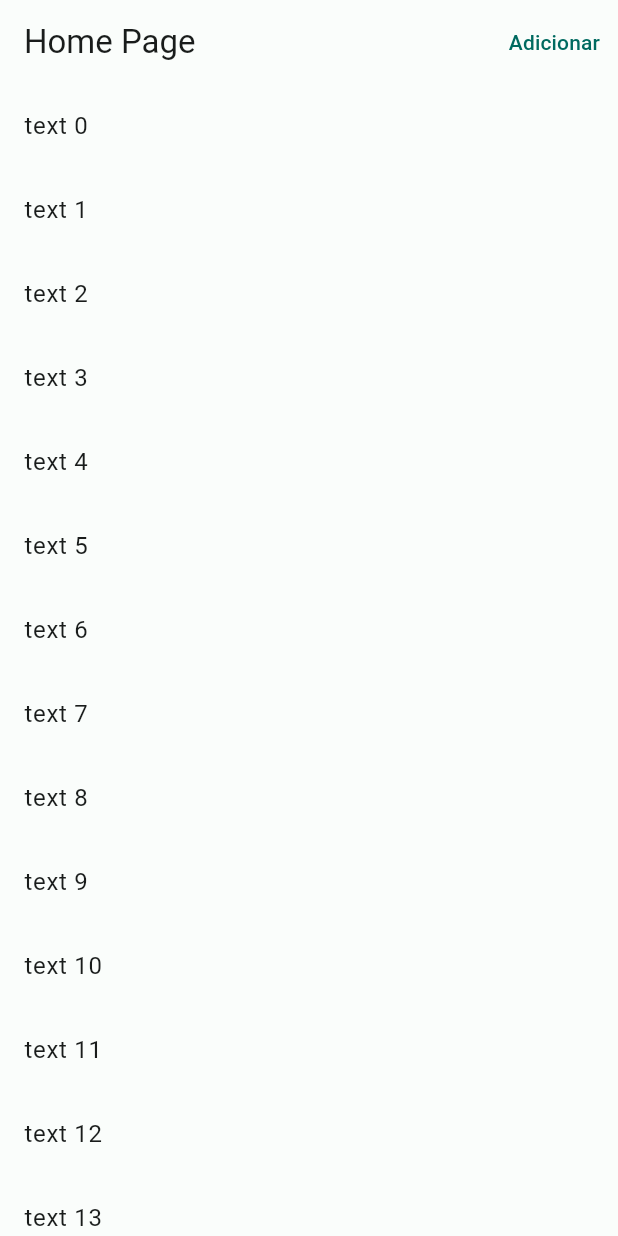
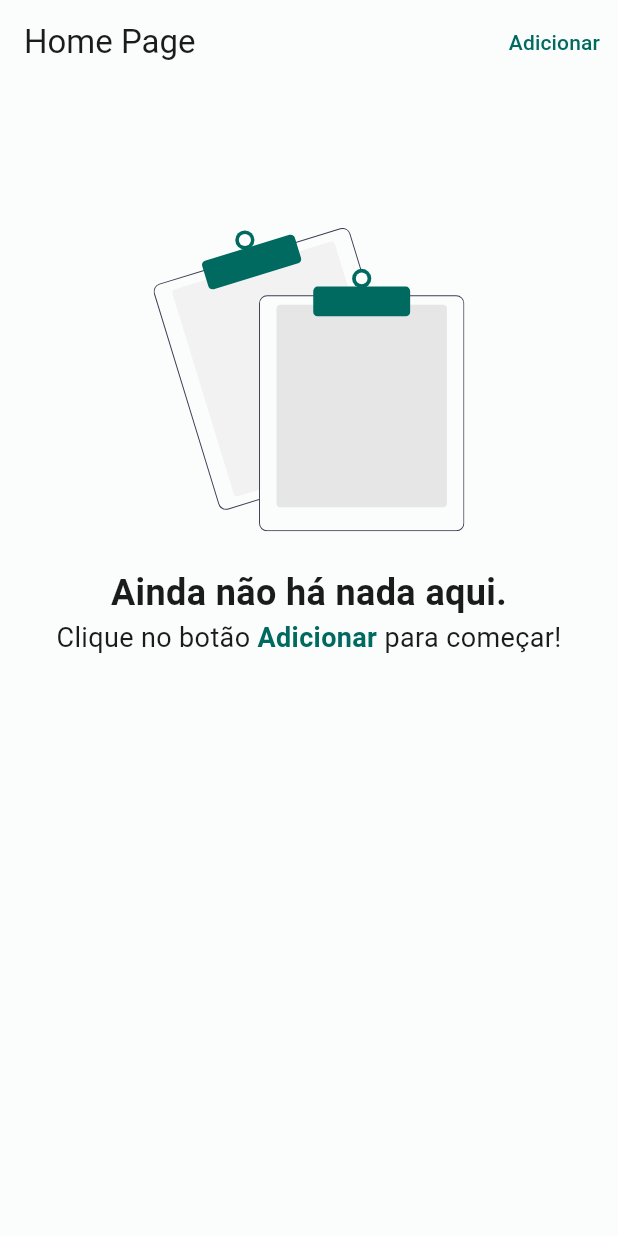
Before and after one commit to hakkinenT/flutter_dados_cadastrais, a Flutter app: the screen it shows after launch, on a phone screen of 412 x 824 dp. Run offline on Flutter 3.47's test engine with Material 2 defaults, Android fonts, the phone set to English and light mode, and no system bars; our stand-ins replace flutter_svg, hive; accounts and stored records are empty.

Commit message:
HomePage finalized

```diff
--- a/lib/view/pages/home_page.dart
+++ b/lib/view/pages/home_page.dart
@@ -1,6 +1,10 @@
 import 'package:flutter/material.dart';
+import 'package:flutter_dados_cadastrais/utils/spaces.dart';
 
-import '../widgets/register_data_form.dart';
+import '../../models/datasources/register_data_source.dart';
+import '../../models/register_data.dart';
+import '../../models/repositories/register_repository.dart';
+import '../widgets/empty_register_list.dart';
 import 'register_page.dart';
 
 class HomePage extends StatelessWidget {
@@ -25,24 +29,139 @@ class HomePage extends StatelessWidget {
           ),
         ],
       ),
-      body: const _HomePageBody(child: RegisterDataForm()),
+      body: const _HomePageBody(),
     );
   }
 }
 
-class _HomePageBody extends StatelessWidget {
-  const _HomePageBody({required this.child});
+class _HomePageBody extends StatefulWidget {
+  const _HomePageBody();
 
-  final Widget child;
+  @override
+  State<_HomePageBody> createState() => _HomePageBodyState();
+}
+
+class _HomePageBodyState extends State<_HomePageBody> {
+  bool loading = false;
+  bool empty = true;
+  List<RegisterData> datas = [];
+  late RegisterRepository repository;
+
+  @override
+  void initState() {
+    super.initState();
+    repository = RegisterRepository(registerDataSource: RegisterDataSource());
+
+    _getData();
+  }
+
+  _getData() async {
+    _showLoadingProgress();
+
+    final list = await repository.getAllData();
+    setState(() {
+      datas = list;
+    });
+
+    if (datas.isEmpty) {
+      _showEmptyWidget();
+    } else {
+      _hideEmptyWidget();
+    }
+
+    _hideLoadingProgress();
+  }
+
+  void _hideEmptyWidget() {
+    setState(() {
+      empty = false;
+    });
+  }
+
+  void _showEmptyWidget() {
+    setState(() {
+      empty = true;
+    });
+  }
+
+  void _hideLoadingProgress() {
+    setState(() {
+      loading = false;
+    });
+  }
+
+  void _showLoadingProgress() {
+    setState(() {
+      loading = true;
+    });
+  }
 
   @override
   Widget build(BuildContext context) {
-    return ListView.builder(
+    if (loading) {
+      return const LinearProgressIndicator();
+    } else if (empty) {
+      return const EmptyRegisterList();
+    }
+    return RegisterDataList(datas: datas);
+  }
+}
+
+class RegisterDataList extends StatelessWidget {
+  const RegisterDataList({
+    super.key,
+    required this.datas,
+  });
+
+  final List<RegisterData> datas;
+
+  @override
+  Widget build(BuildContext context) {
+    return ListView.separated(
+      padding: const EdgeInsets.all(paddingSpace),
+      itemCount: datas.length,
+      separatorBuilder: (_, __) => const SizedBox(
+        height: 5,
+      ),
       itemBuilder: (context, index) {
-        return ListTile(
-          title: Text('text $index'),
-        );
+        final data = datas[index];
+        return _RegisterDataItem(data: data);
       },
     );
   }
 }
+
+class _RegisterDataItem extends StatelessWidget {
+  const _RegisterDataItem({
+    required this.data,
+  });
+
+  final RegisterData data;
+
+  @override
+  Widget build(BuildContext context) {
+    return Card(
+      child: Padding(
+        padding: const EdgeInsets.all(8.0),
+        child: ListTile(
+          title: Text(
+            data.name,
+            style: const TextStyle(
+              fontSize: 18,
+            ),
+          ),
+          leading: const Icon(Icons.person),
+          trailing: const Icon(Icons.chevron_right),
+          onTap: () async {
+            Navigator.push(
+              context,
+              MaterialPageRoute(
+                  builder: (_) => const RegisterPage(),
+                  settings: RouteSettings(arguments: data)),
+            );
+          },
+        ),
+      ),
+    );
+  }
+}
--- /dev/null
+++ b/lib/view/widgets/empty_register_list.dart
@@ -0,0 +1,102 @@
+import 'package:flutter/material.dart';
+import 'package:flutter_svg/flutter_svg.dart';
+
+import '../../utils/spaces.dart';
+
+class EmptyRegisterList extends StatelessWidget {
+  const EmptyRegisterList({
+    super.key,
+  });
+
+  @override
+  Widget build(BuildContext context) {
+    return const _EmptyRegisterBody(
+      children: [
+        _EmptyImage(),
+        SizedBox(
+          height: 24,
+        ),
+        _EmptyMessage(),
+      ],
+    );
+  }
+}
+
+class _EmptyRegisterBody extends StatelessWidget {
+  const _EmptyRegisterBody({required this.children});
+
+  final List<Widget> children;
+
+  @override
+  Widget build(BuildContext context) {
+    return Padding(
+      padding: EdgeInsets.symmetric(
+        vertical: verticalSpace,
+        horizontal: paddingSpace,
+      ),
+      child: Column(
+        mainAxisAlignment: MainAxisAlignment.start,
+        mainAxisSize: MainAxisSize.min,
+        children: children,
+      ),
+    );
+  }
+
+  final double verticalSpace = paddingSpace * 4;
+}
+
+class _EmptyMessage extends StatelessWidget {
+  const _EmptyMessage();
+
+  @override
+  Widget build(BuildContext context) {
+    return Text.rich(
+      TextSpan(
+        text: 'Ainda não há nada aqui. ',
+        style: titleStyle,
+        children: [
+          TextSpan(
+            text: '\nClique no botão ',
+            style: subtitleStyle,
+          ),
+          TextSpan(
+            text: 'Adicionar ',
+            style: addWordStyle(context),
+          ),
+          TextSpan(text: 'para começar!', style: subtitleStyle)
+        ],
+      ),
+      textAlign: TextAlign.center,
+    );
+  }
+
+  final TextStyle subtitleStyle = const TextStyle(
+    fontSize: 18.0,
+    fontWeight: FontWeight.w400,
+  );
+
+  final TextStyle titleStyle = const TextStyle(
+    fontSize: 24.0,
+    fontWeight: FontWeight.bold,
+  );
+
+  TextStyle addWordStyle(BuildContext context) => TextStyle(
+        color: Theme.of(context).colorScheme.primary,
+        fontSize: 18.0,
+        fontWeight: FontWeight.w600,
+      );
+}
+
+class _EmptyImage extends StatelessWidget {
+  const _EmptyImage();
+
+  @override
+  Widget build(BuildContext context) {
+    return AspectRatio(
+      aspectRatio: 1.8,
+      child: SvgPicture.asset(
+        'assets/no_data.svg',
+      ),
+    );
+  }
+}
```
